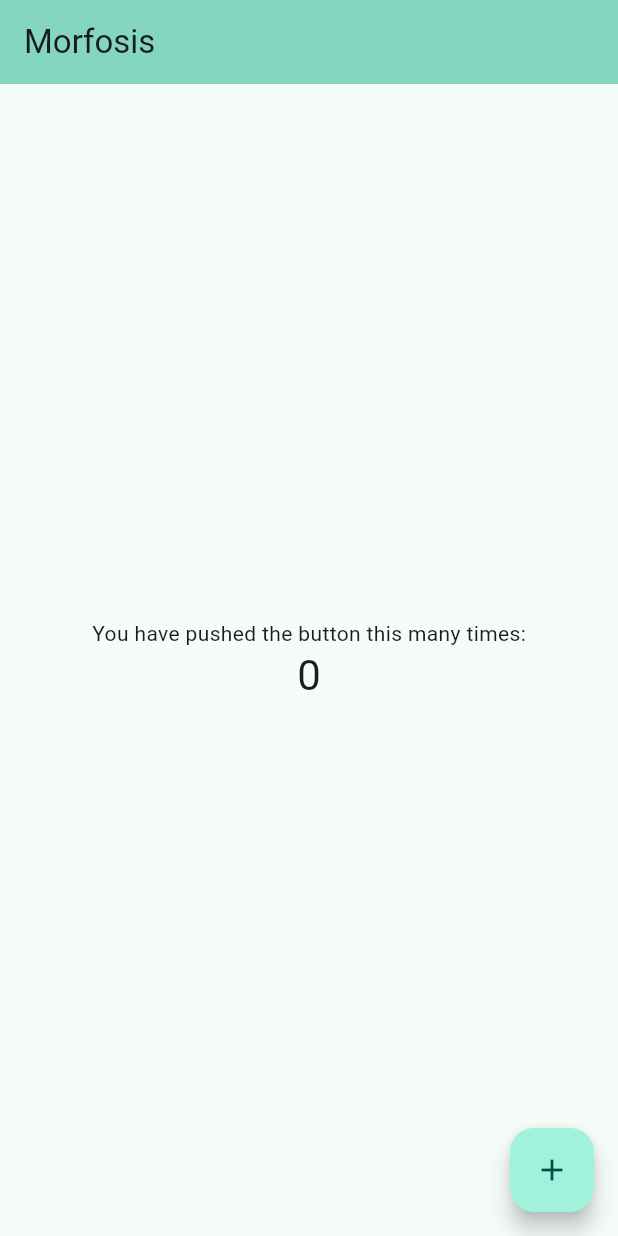
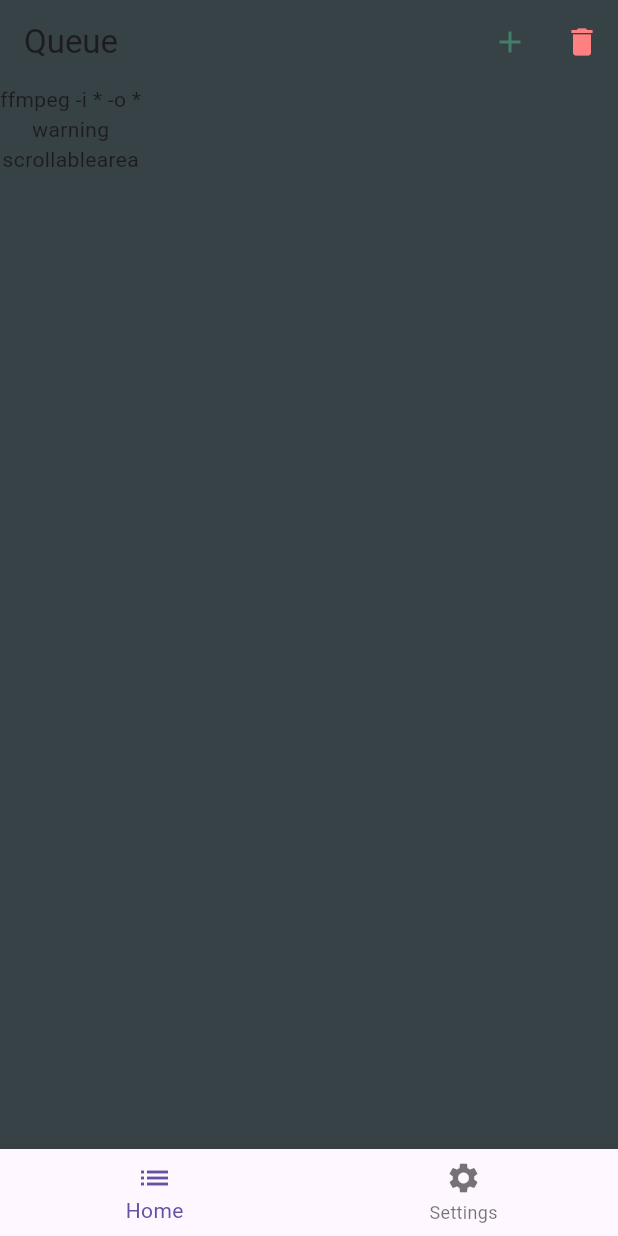
Before and after one commit to rama-o/morfosis, a Flutter app: the screen it shows after launch, on a phone screen of 412 x 824 dp. Run offline on Flutter 3.47's test engine with Material 3 defaults, Android fonts, the phone set to English and light mode, and no system bars; project files that could hold a hidden picture were left out.

Commit message:
adding framework for home screen

```diff
--- a/lib/main.dart
+++ b/lib/main.dart
@@ -1,107 +1,62 @@
 import 'package:flutter/material.dart';
 
 void main() {
-  runApp(const MyApp());
+  runApp( MorfosisApp() );
 }
 
-class MyApp extends StatelessWidget {
-  const MyApp({super.key});
+class MorfosisApp extends StatelessWidget {
+  const MorfosisApp({super.key});
 
-  // This widget is the root of your application.
+  static const Color bgColor = Color(0xff364245);
+  static const Color actionColor = Color(0xff467f68);
+  static const Color dangerColor = Color(0xffff8080);
+
   @override
   Widget build(BuildContext context) {
     return MaterialApp(
-      title: 'Morfosis',
-      theme: ThemeData(
-        colorScheme: ColorScheme.fromSeed(seedColor: Colors.teal.shade900),
-      ),
-      home: const MyHomePage(title: 'Morfosis'),
+      home: Scaffold(
+        backgroundColor: bgColor,
+
+        appBar: AppBar(
+          backgroundColor: bgColor,
+          title: const Text('Queue'),
+          actions: <Widget>[
+            IconButton(
+              icon: const Icon(Icons.add),
+              tooltip: 'Add Files',
+              color: actionColor,
+              onPressed: (){},
+            ),
+            IconButton(
+              icon: const Icon(Icons.delete),
+              tooltip: 'Delete Files',
+              color: dangerColor,
+              onPressed: (){},
+            ),
+          ]
+
+
+        ),
+        body: Column(
+          children: const [
+            Text('ffmpeg -i * -o *'),
+            Text('warning'),
+            Text('scrollablearea'),
+          ]
+        ),
+
+        bottomNavigationBar: BottomNavigationBar(
+          items: const [
+            BottomNavigationBarItem(
+              icon: Icon(Icons.list),
+              label: 'Home',
+            ),
+            BottomNavigationBarItem(
+              icon: Icon(Icons.settings),
+              label: 'Settings',
+            ),
+        ]),
+      )
     );
   }
 }
-
-class MyHomePage extends StatefulWidget {
-  const MyHomePage({super.key, required this.title});
-
-  // This widget is the home page of your application. It is stateful, meaning
-  // that it has a State object (defined below) that contains fields that affect
-  // how it looks.
-
-  // This class is the configuration for the state. It holds the values (in this
-  // case the title) provided by the parent (in this case the App widget) and
-  // used by the build method of the State. Fields in a Widget subclass are
-  // always marked "final".
-
-  final String title;
-
-  @override
-  State<MyHomePage> createState() => _MyHomePageState();
-}
-
-class _MyHomePageState extends State<MyHomePage> {
-  int _counter = 0;
-
-  void _incrementCounter() {
-    setState(() {
-      // This call to setState tells the Flutter framework that something has
-      // changed in this State, which causes it to rerun the build method below
-      // so that the display can reflect the updated values. If we changed
-      // _counter without calling setState(), then the build method would not be
-      // called again, and so nothing would appear to happen.
-      _counter++;
-    });
-  }
-
-  @override
-  Widget build(BuildContext context) {
-    // This method is rerun every time setState is called, for instance as done
-    // by the _incrementCounter method above.
-    //
-    // The Flutter framework has been optimized to make rerunning build methods
-    // fast, so that you can just rebuild anything that needs updating rather
-    // than having to individually change instances of widgets.
-    return Scaffold(
-      appBar: AppBar(
-        // TRY THIS: Try changing the color here to a specific color (to
-        // Colors.amber, perhaps?) and trigger a hot reload to see the AppBar
-        // change color while the other colors stay the same.
-        backgroundColor: Theme.of(context).colorScheme.inversePrimary,
-        // Here we take the value from the MyHomePage object that was created by
-        // the App.build method, and use it to set our appbar title.
-        title: Text(widget.title),
-      ),
-      body: Center(
-        // Center is a layout widget. It takes a single child and positions it
-        // in the middle of the parent.
-        child: Column(
-          // Column is also a layout widget. It takes a list of children and
-          // arranges them vertically. By default, it sizes itself to fit its
-          // children horizontally, and tries to be as tall as its parent.
-          //
-          // Column has various properties to control how it sizes itself and
-          // how it positions its children. Here we use mainAxisAlignment to
-          // center the children vertically; the main axis here is the vertical
-          // axis because Columns are vertical (the cross axis would be
-          // horizontal).
-          //
-          // TRY THIS: Invoke "debug painting" (choose the "Toggle Debug Paint"
-          // action in the IDE, or press "p" in the console), to see the
-          // wireframe for each widget.
-          mainAxisAlignment: MainAxisAlignment.center,
-          children: <Widget>[
-            const Text('You have pushed the button this many times:'),
-            Text(
-              '$_counter',
-              style: Theme.of(context).textTheme.headlineMedium,
-            ),
-          ],
-        ),
-      ),
-      floatingActionButton: FloatingActionButton(
-        onPressed: _incrementCounter,
-        tooltip: 'Increment',
-        child: const Icon(Icons.add),
-      ), // This trailing comma makes auto-formatting nicer for build methods.
-    );
-  }
-}
```
